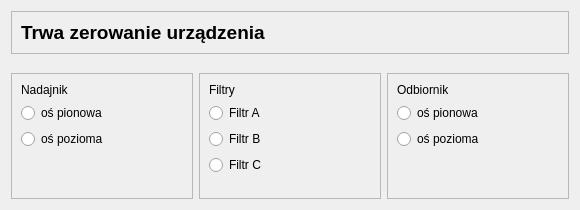
Before: the Qt Designer form CzujkiLinioweApp/test0zerowanieurzadzenia.ui in wiacekmarcin/CzujkiLiniowe, drawn with Qt 5.
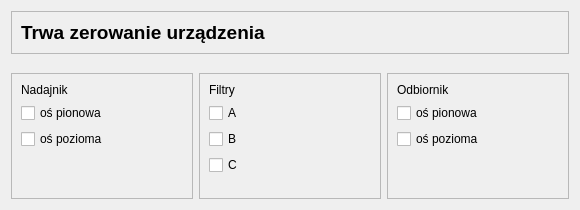
After: the same form once the commit is applied.

The edit to the form file:
```diff
--- a/CzujkiLinioweApp/test0zerowanieurzadzenia.ui
+++ b/CzujkiLinioweApp/test0zerowanieurzadzenia.ui
@@ -31,23 +31,23 @@
        </widget>
       </item>
       <item>
-       <widget class="QRadioButton" name="rb_a">
+       <widget class="QCheckBox" name="rb_a">
         <property name="text">
-         <string>Filtr A</string>
+         <string>A</string>
         </property>
        </widget>
       </item>
       <item>
-       <widget class="QRadioButton" name="rb_b">
+       <widget class="QCheckBox" name="rb_b">
         <property name="text">
-         <string>Filtr B</string>
+         <string>B</string>
         </property>
        </widget>
       </item>
       <item>
-       <widget class="QRadioButton" name="rb_c">
+       <widget class="QCheckBox" name="rb_c">
         <property name="text">
-         <string>Filtr C</string>
+         <string>C</string>
         </property>
        </widget>
       </item>
@@ -84,14 +84,14 @@
        </widget>
       </item>
       <item>
-       <widget class="QRadioButton" name="rb_pierwwszy_pion">
+       <widget class="QCheckBox" name="rb_pierwwszy_pion">
         <property name="text">
          <string>oś pionowa</string>
         </property>
        </widget>
       </item>
       <item>
-       <widget class="QRadioButton" name="rb_pierwszy_poziom">
+       <widget class="QCheckBox" name="rb_pierwszy_poziom">
         <property name="text">
          <string>oś pozioma</string>
         </property>
@@ -130,14 +130,14 @@
        </widget>
       </item>
       <item>
-       <widget class="QRadioButton" name="rd_drugi_poziom">
+       <widget class="QCheckBox" name="rb_drugi_poziom">
         <property name="text">
          <string>oś pionowa</string>
         </property>
        </widget>
       </item>
       <item>
-       <widget class="QRadioButton" name="rb_drugi_pion">
+       <widget class="QCheckBox" name="rb_drugi_pion">
         <property name="text">
          <string>oś pozioma</string>
         </property>
```
Left out of the diff: 2 changed lines with no effect on the pictures.
